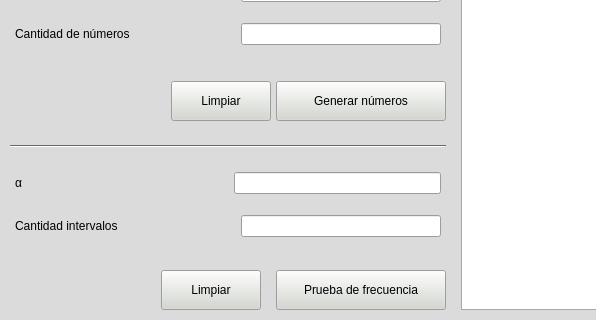
Old version of the form generador_numeros/interfaz/ventana_generador_numeros.ui in the repository MMariatti/SIM4K4; both pictures show x 0 to 596 and y 205 to 525 of the 907 by 525 pixel window.
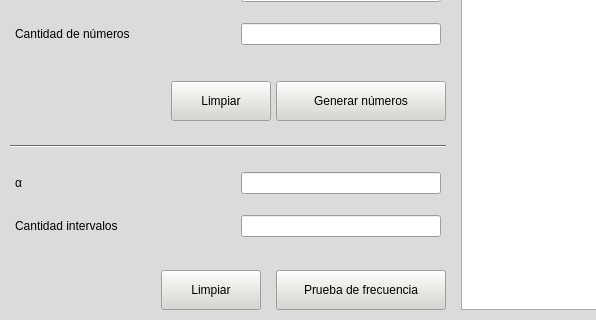
New version of the form. Icons and pictures are not drawn.

Commit message: Corrijo nombre y tamaño de elementos

```diff
--- a/generador_numeros/interfaz/ventana_generador_numeros.ui
+++ b/generador_numeros/interfaz/ventana_generador_numeros.ui
@@ -879,7 +879,7 @@
            </widget>
           </item>
           <item>
-           <layout class="QHBoxLayout" name="lyt_horizontal_3_8">
+           <layout class="QHBoxLayout" name="lyt_horizontal_3_7">
             <property name="spacing">
              <number>5</number>
             </property>
@@ -903,7 +903,7 @@
              </widget>
             </item>
             <item>
-             <spacer name="spacer_horizontal_8">
+             <spacer name="spacer_horizontal_7">
               <property name="orientation">
                <enum>Qt::Horizontal</enum>
               </property>
@@ -917,6 +917,12 @@
             </item>
             <item>
              <widget class="QLineEdit" name="txt_alfa">
+              <property name="sizePolicy">
+               <sizepolicy hsizetype="Fixed" vsizetype="Fixed">
+                <horstretch>0</horstretch>
+                <verstretch>0</verstretch>
+               </sizepolicy>
+              </property>
               <property name="minimumSize">
                <size>
                 <width>200</width>
@@ -928,7 +934,7 @@
            </layout>
           </item>
           <item>
-           <layout class="QHBoxLayout" name="lyt_horizontal_3_9">
+           <layout class="QHBoxLayout" name="lyt_horizontal_3_8">
             <property name="spacing">
              <number>5</number>
             </property>
@@ -952,7 +958,7 @@
              </widget>
             </item>
             <item>
-             <spacer name="spacer_horizontal_9">
+             <spacer name="spacer_horizontal_8">
               <property name="orientation">
                <enum>Qt::Horizontal</enum>
               </property>
@@ -993,9 +999,9 @@
            </spacer>
           </item>
           <item>
-           <layout class="QHBoxLayout" name="lyt_horizontal_3_10">
+           <layout class="QHBoxLayout" name="lyt_horizontal_3_9">
             <item>
-             <spacer name="spacer_horizontal_10">
+             <spacer name="spacer_horizontal_9">
               <property name="orientation">
                <enum>Qt::Horizontal</enum>
               </property>
```
Left out of the diff: 36 changed lines with no effect on the pictures.
